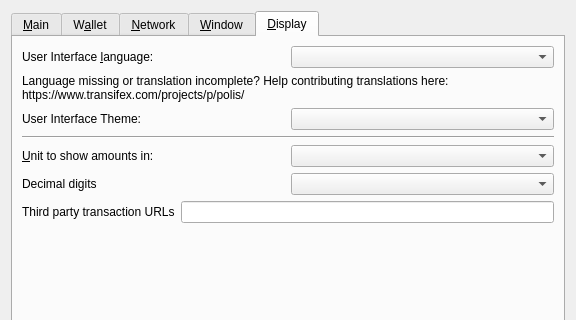
Old version of the form src/qt/forms/optionsdialog.ui in the repository Acedcoin/AceD; both pictures show x 0 to 576 and y 0 to 320 of the 576 by 505 pixel window.
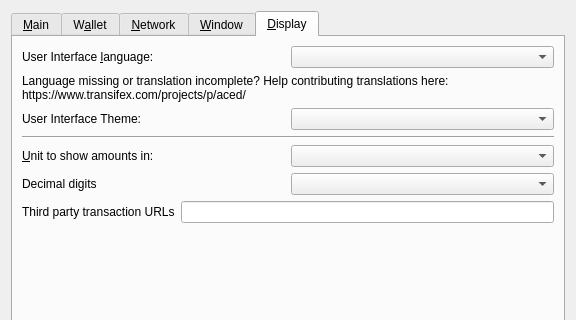
New version of the form. The open tabs and pages were chosen to show the change. Custom widgets are drawn as their Qt base class.

Patch:
```diff
--- a/src/qt/forms/optionsdialog.ui
+++ b/src/qt/forms/optionsdialog.ui
@@ -614,7 +614,7 @@
          </property>
          <property name="text">
           <string>Language missing or translation incomplete? Help contributing translations here:
-https://www.transifex.com/projects/p/polis/</string>
+https://www.transifex.com/projects/p/aced/</string>
          </property>
          <property name="wordWrap">
           <bool>true</bool>
```
Left out of the diff: 6 changed lines with no effect on the pictures.
